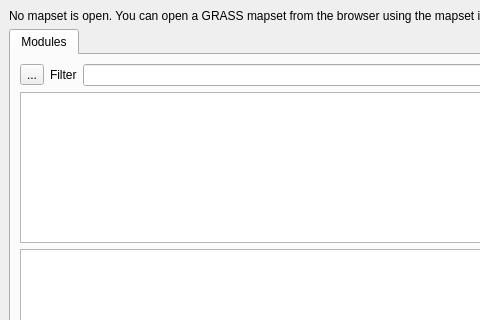
This is src/plugins/grass/qgsgrasstoolsbase.ui in qgis/QGIS as Qt 5 draws it before an edit; both pictures show x 0 to 480 and y 0 to 320 of the 738 by 467 pixel window. The edited form follows.
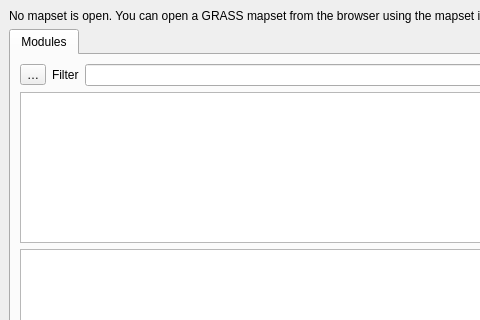
This is the edited form. Icons and pictures are not drawn. Custom widgets are drawn as their Qt base class.

The edit to the form file:
```diff
--- a/src/plugins/grass/qgsgrasstoolsbase.ui
+++ b/src/plugins/grass/qgsgrasstoolsbase.ui
@@ -40,7 +40,7 @@
           <item>
            <widget class="QToolButton" name="mViewModeButton">
             <property name="text">
-             <string>...</string>
+             <string>…</string>
             </property>
             <property name="icon">
              <iconset resource="../../../images/images.qrc">
```
